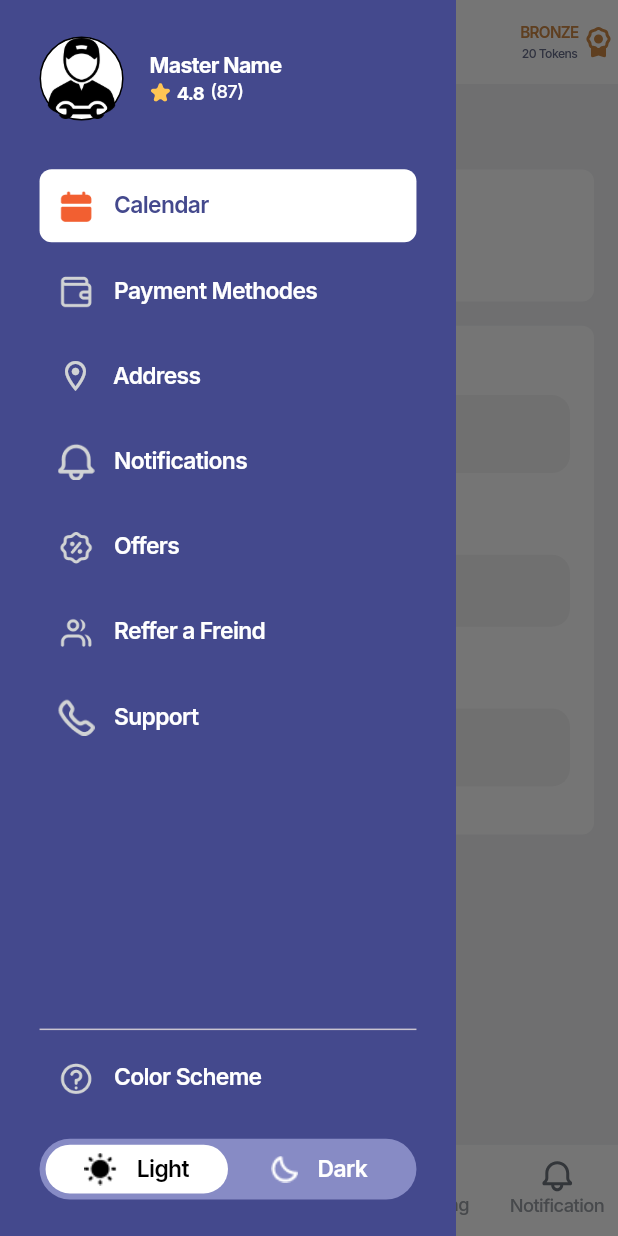
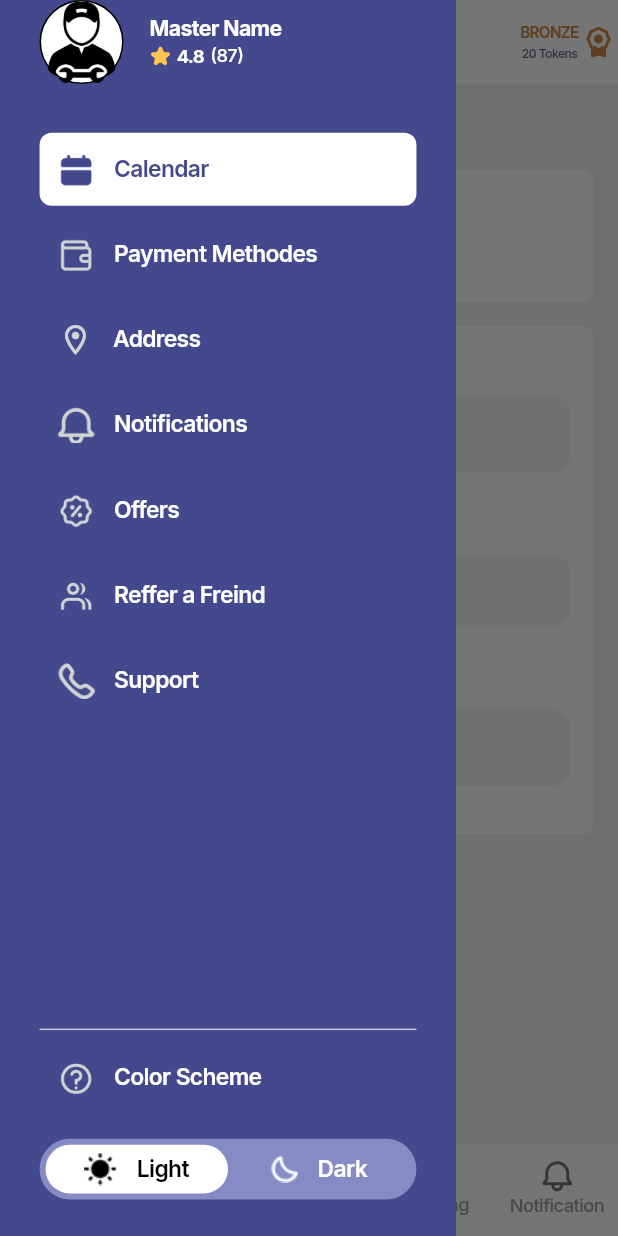
Before and after one commit to aymer-prime/gelirx, a Flutter app: the AlternateMainPage screen opened by its route, item 2 of the bottom bar chosen, with the side drawer open, on a phone screen of 412 x 824 dp. Run offline on Flutter 3.47's test engine with Material 3 defaults, Android fonts, the phone set to English and light mode, and no system bars; our stand-ins replace another_flushbar, auto_route, bloc, cached_network_image, connectivity_plus, dartz and 24 more; missing offline and left inert: dart:ffi, flutter_callkit_incoming, flutter_facebook_auth, flutter_map_cancellable_tile_provider, geolocator_platform_interface; accounts and stored records are empty; network calls fail.

Commit message:
add safe area to alternate main, master

```diff
--- a/lib/app/utils/resources/theme_manager.dart
+++ b/lib/app/utils/resources/theme_manager.dart
@@ -51,6 +51,7 @@ ThemeData getApplicationTheme() {
     //elevated button theme
     elevatedButtonTheme: ElevatedButtonThemeData(
       style: ElevatedButton.styleFrom(
+        elevation: 0,
         padding: EdgeInsets.zero,
         textStyle: getBoldStyle(
           color: ColorManager.white,
--- a/lib/features/auth/presentation/pages/master_info/master_pic_page.dart
+++ b/lib/features/auth/presentation/pages/master_info/master_pic_page.dart
@@ -66,6 +66,7 @@ class MasterPicPage extends StatelessWidget {
         builder: (context, state) {
           return Padding(
             padding: EdgeInsets.symmetric(horizontal: AppPadding.p20.w),
+            child: SafeArea(
               child: Column(
                 mainAxisAlignment: MainAxisAlignment.start,
                 crossAxisAlignment: CrossAxisAlignment.center,
@@ -172,6 +173,7 @@ class MasterPicPage extends StatelessWidget {
                   ),
                 ],
               ),
+            ),
           );
         },
       ),
--- a/lib/features/main/presentation/page/alternate_main_page.dart
+++ b/lib/features/main/presentation/page/alternate_main_page.dart
@@ -223,9 +223,9 @@ class AppDrawer extends StatelessWidget {
         padding: EdgeInsets.symmetric(
           horizontal: AppPadding.p24.w,
         ),
+        child: SafeArea(
           child: Column(
             children: [
-            SizedBox(height: AppSize.s24.h),
               Row(
                 children: [
                   Container(
@@ -279,7 +279,7 @@ class AppDrawer extends StatelessWidget {
               DrawerTile(
                 isSelected: true,
                 label: 'Calendar',
-              icon: Image.asset(ImageAssets.calender),
+                icon: Image.asset(ImageAssets.calender, color: ColorManager.primary,),
               ),
               SizedBox(height: AppSize.s8.h),
               DrawerTile(
@@ -406,6 +406,7 @@ class AppDrawer extends StatelessWidget {
             ],
           ),
         ),
+      ),
     );
   }
 }
```
Also changed, not shown: lib/features/auth/presentation/pages/master_info/master_form_page.dart (+4 -4 lines). Lines whose indentation alone changed are shown as unchanged.
